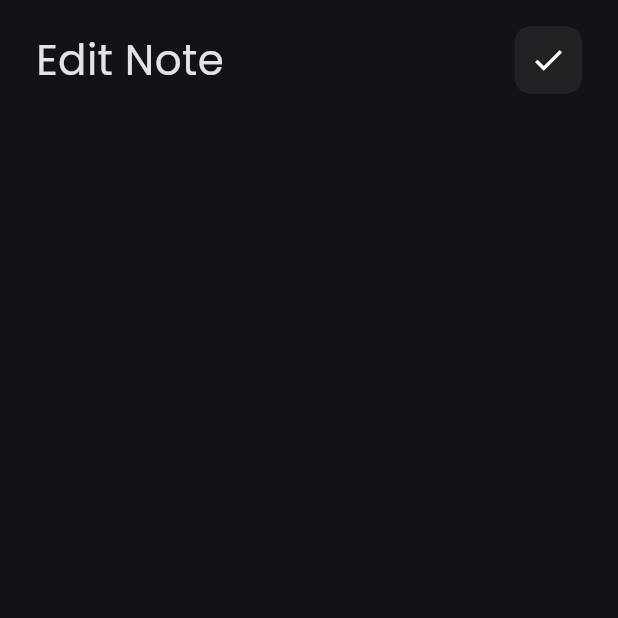
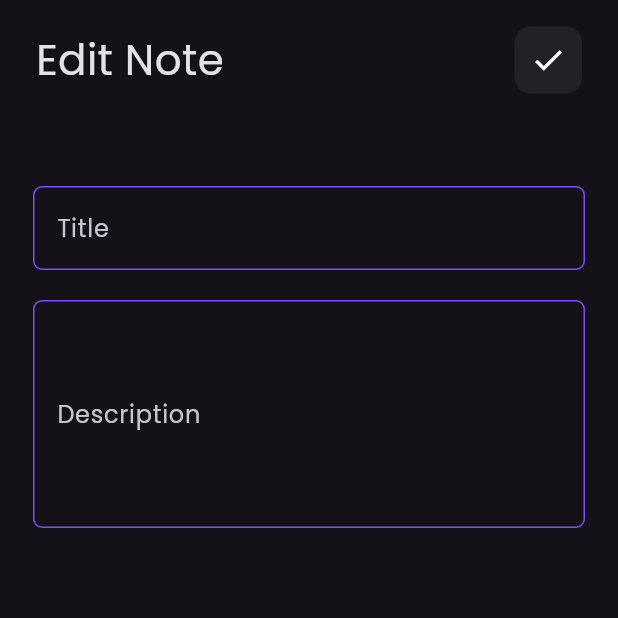
Before and after one commit to Ashrafmuhmed/KeepOrganized-app, a Flutter app: the Editnoteview screen opened by its route, on a phone screen of 412 x 824 dp, the top half of it. Run offline on Flutter 3.47's test engine with Material 3 defaults, Android fonts, the phone set to English and light mode, and no system bars.

Commit message:
EditNoteView done

```diff
--- a/lib/views/widgets/AddNoteSheet.dart
+++ b/lib/views/widgets/AddNoteSheet.dart
@@ -11,11 +11,11 @@ class AddNoteSheet extends StatelessWidget {
     return Container(
       height: MediaQuery.of(context).size.height / 1.4,
       width: MediaQuery.of(context).size.width,
-      child: SingleChildScrollView(
+      child: const SingleChildScrollView(
         child: Column(
           children: [
             Padding(
-              padding: const EdgeInsets.all(20.0),
+              padding: EdgeInsets.all(20.0),
               child: Text(
                 'Add Note',
                 style: TextStyle(fontSize: 20),
@@ -23,7 +23,7 @@ class AddNoteSheet extends StatelessWidget {
             ),
             CustomTextField(label: 'Note'),
             Padding(
-              padding: const EdgeInsets.only(top: 20),
+              padding: EdgeInsets.only(top: 20),
               child: CustomTextField(
                 label: 'Description',
                 maxLines: 5,
--- a/lib/views/widgets/CustomTextField.dart
+++ b/lib/views/widgets/CustomTextField.dart
@@ -12,7 +12,7 @@ class CustomTextField extends StatelessWidget {
         maxLines: maxLines,
         cursorColor: Colors.pinkAccent,
         decoration: InputDecoration(
-            label: Text('Note'),
+            label: Text(label),
             focusedBorder: OutlineInputBorder(
                 borderRadius: BorderRadius.all(Radius.circular(6)),
                 borderSide: BorderSide(color: Colors.green)),
--- a/lib/views/widgets/EditNoteBody.dart
+++ b/lib/views/widgets/EditNoteBody.dart
@@ -1,6 +1,7 @@
 import 'package:flutter/material.dart';
 import 'package:notes_app/views/widgets/CustomAppBar.dart';
 import 'package:notes_app/views/widgets/CustomSearchIcon.dart';
+import 'package:notes_app/views/widgets/CustomTextField.dart';
 
 class Editnotebody extends StatelessWidget {
   const Editnotebody({super.key});
@@ -14,7 +15,18 @@ class Editnotebody extends StatelessWidget {
               icon: CustomIcon(
                 icon: Icons.check,
               ),
-              title: 'Edit Note')
+              title: 'Edit Note'),
+          SizedBox(
+            height: 44,
+          ),
+          CustomTextField(label: 'Title'),
+          SizedBox(
+            height: 20,
+          ),
+          CustomTextField(
+            label: 'Description',
+            maxLines: 5,
+          ),
         ],
       ),
     );
```
